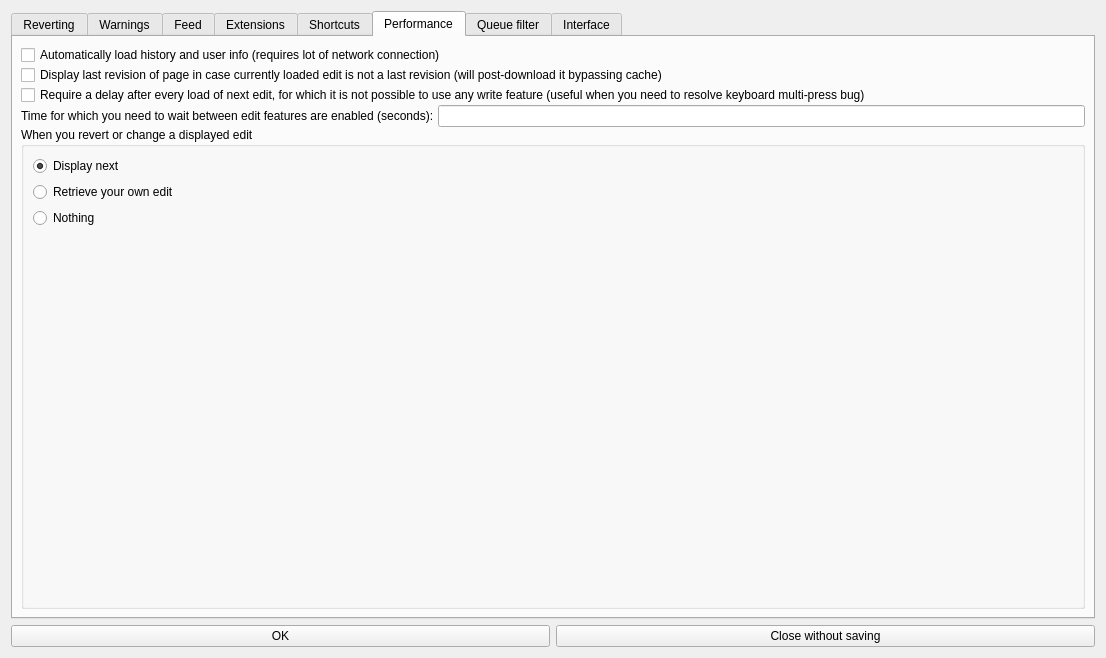
Qt form huggle/preferences.ui (huggle/huggle3-qt-lx) before a commit.
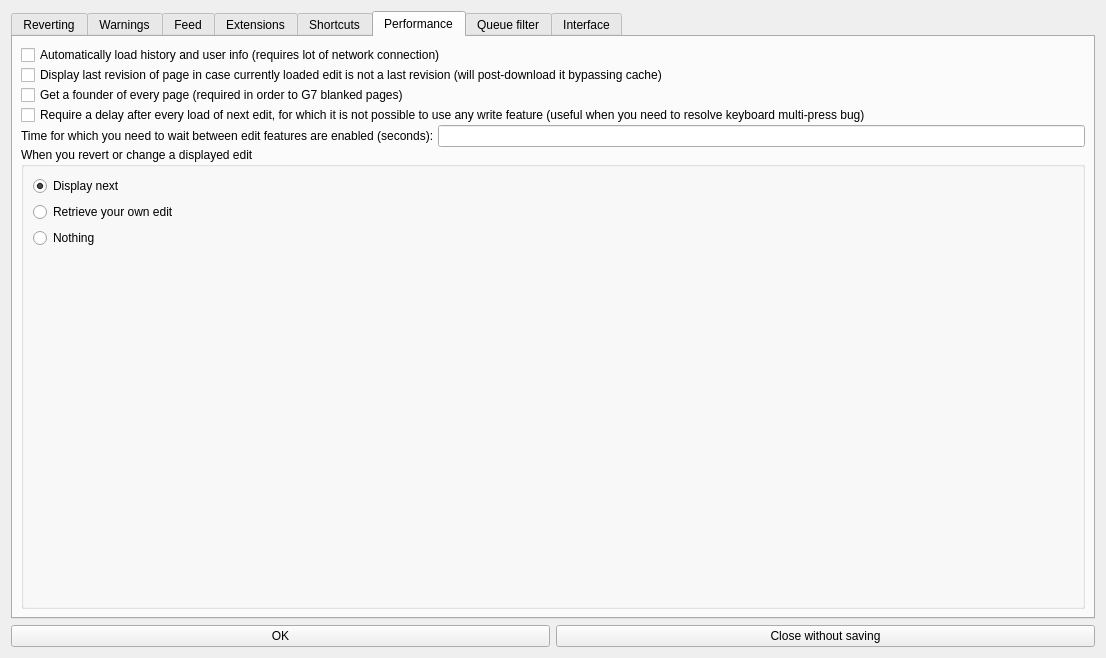
The same form after that commit. The open tabs and pages were chosen to show the change. Icons and pictures are not drawn.

Commit message: implemented check for page founder

Patch:
```diff
--- a/huggle/preferences.ui
+++ b/huggle/preferences.ui
@@ -421,6 +421,13 @@
          </property>
         </widget>
        </item>
+       <item>
+        <widget class="QCheckBox" name="checkBox_8">
+         <property name="text">
+          <string>Get a founder of every page (required in order to G7 blanked pages)</string>
+         </property>
+        </widget>
+       </item>
        <item>
         <widget class="QCheckBox" name="checkBox_26">
          <property name="text">
```
The commit also changes 13 other files.
